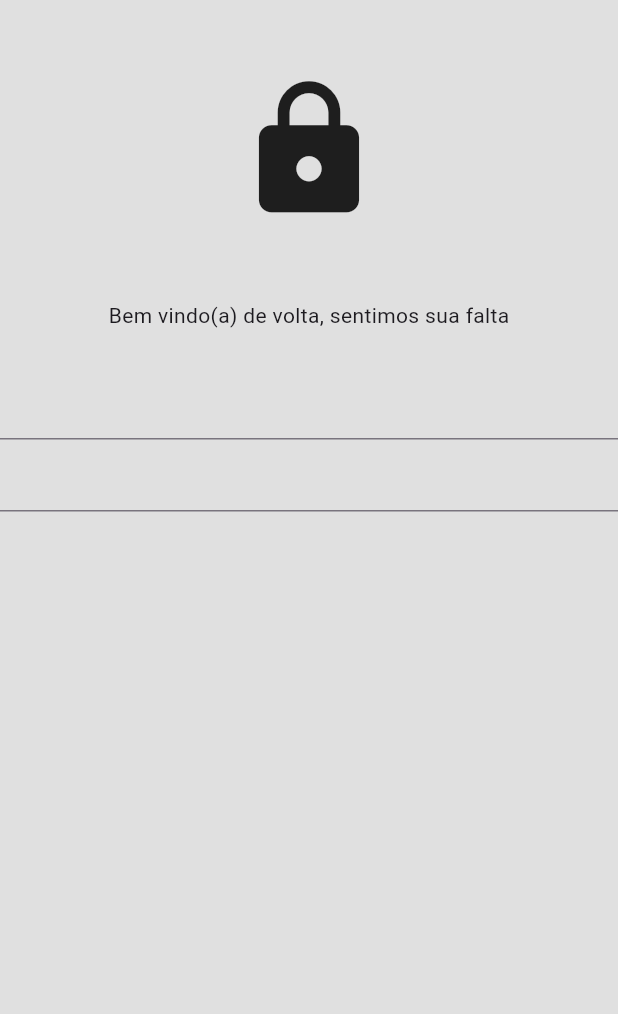
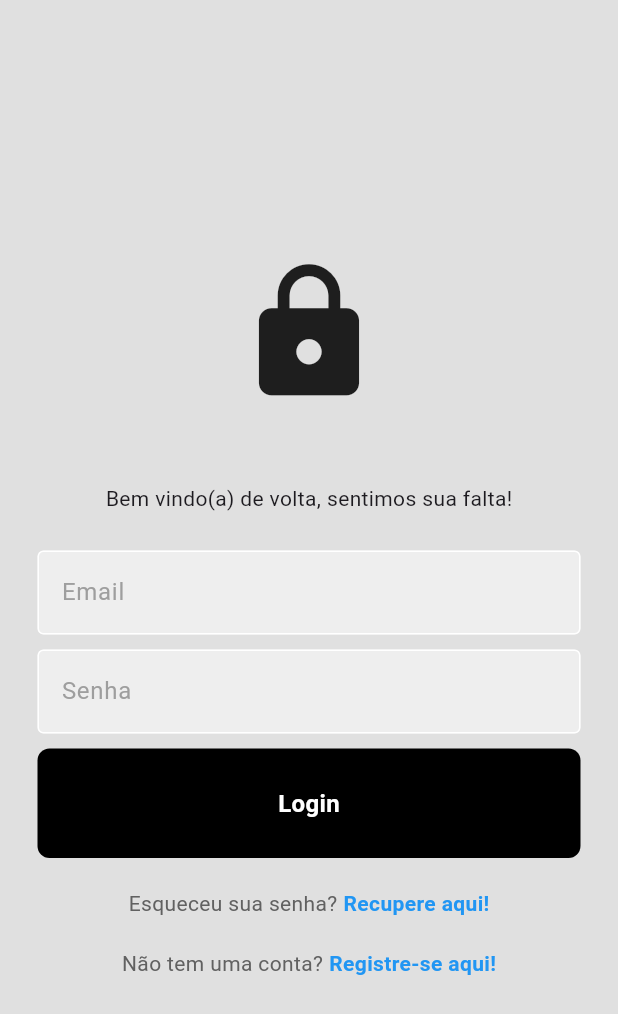
Before and after one commit to kauantorrisi/the_wall, a Flutter app: the screen it shows after launch, on a phone screen of 412 x 824 dp. Shown: the top 1014 px of the screen. Run offline on Flutter 3.47's test engine with Material 3 defaults, Android fonts, the phone set to English and light mode, and no system bars.

Commit message:
add login page

```diff
--- /dev/null
+++ b/lib/components/button.dart
@@ -0,0 +1,28 @@
+import 'package:flutter/material.dart';
+
+class MyButton extends StatelessWidget {
+  final Function()? onTap;
+  final String text;
+  const MyButton({super.key, this.onTap, required this.text});
+
+  @override
+  Widget build(BuildContext context) {
+    return Container(
+      padding: const EdgeInsets.all(25),
+      decoration: BoxDecoration(
+        color: Colors.black,
+        borderRadius: BorderRadius.circular(8),
+      ),
+      child: Center(
+        child: Text(
+          text,
+          style: const TextStyle(
+            color: Colors.white,
+            fontWeight: FontWeight.bold,
+            fontSize: 16,
+          ),
+        ),
+      ),
+    );
+  }
+}
--- /dev/null
+++ b/lib/components/row_button.dart
@@ -0,0 +1,37 @@
+import 'package:flutter/material.dart';
+
+class RowButton extends StatelessWidget {
+  final Function()? onTap;
+  final String text;
+  final String textOfButton;
+  const RowButton({
+    super.key,
+    required this.onTap,
+    required this.text,
+    required this.textOfButton,
+  });
+
+  @override
+  Widget build(BuildContext context) {
+    return Padding(
+      padding: const EdgeInsets.only(top: 20),
+      child: Row(
+        mainAxisAlignment: MainAxisAlignment.center,
+        children: [
+          Text(text, style: TextStyle(color: Colors.grey[700])),
+          const SizedBox(width: 4),
+          GestureDetector(
+            onTap: onTap,
+            child: Text(
+              textOfButton,
+              style: const TextStyle(
+                fontWeight: FontWeight.bold,
+                color: Colors.blue,
+              ),
+            ),
+          ),
+        ],
+      ),
+    );
+  }
+}
--- a/lib/components/text_field.dart
+++ b/lib/components/text_field.dart
@@ -1,10 +1,34 @@
 import 'package:flutter/material.dart';
 
 class MyTextField extends StatelessWidget {
-  const MyTextField({super.key});
+  final TextEditingController controller;
+  final String hintText;
+  final bool obscureText;
+
+  const MyTextField({
+    super.key,
+    required this.controller,
+    required this.hintText,
+    required this.obscureText,
+  });
 
   @override
   Widget build(BuildContext context) {
-    return const TextField();
+    return TextField(
+      controller: controller,
+      obscureText: obscureText,
+      decoration: InputDecoration(
+        enabledBorder: const OutlineInputBorder(
+          borderSide: BorderSide(color: Colors.white),
+        ),
+        focusedBorder: const OutlineInputBorder(
+          borderSide: BorderSide(color: Colors.white),
+        ),
+        filled: true,
+        fillColor: Colors.grey.shade200,
+        hintText: hintText,
+        hintStyle: TextStyle(color: Colors.grey[500]),
+      ),
+    );
   }
 }
--- a/lib/pages/login_page.dart
+++ b/lib/pages/login_page.dart
@@ -1,4 +1,7 @@
 import 'package:flutter/material.dart';
+
+import 'package:the_wall/components/button.dart';
+import 'package:the_wall/components/row_button.dart';
 import 'package:the_wall/components/text_field.dart';
 
 class LoginPage extends StatefulWidget {
@@ -9,36 +12,72 @@ class LoginPage extends StatefulWidget {
 }
 
 class _LoginPageState extends State<LoginPage> {
+  final TextEditingController textEmailController = TextEditingController();
+  final TextEditingController textPasswordController = TextEditingController();
+
   @override
   Widget build(BuildContext context) {
     return Scaffold(
       backgroundColor: Colors.grey[300],
-      body: const SafeArea(
+      body: SafeArea(
         child: Center(
+          child: Padding(
+            padding: const EdgeInsets.symmetric(horizontal: 25),
             child: Column(
+              mainAxisAlignment: MainAxisAlignment.center,
               children: [
                 // logo
-              SizedBox(height: 50),
-              Icon(
+                const Icon(
                   Icons.lock,
                   size: 100,
                 ),
 
+                const SizedBox(height: 50),
+
                 // welcome back message
-              SizedBox(height: 50),
-              Text("Bem vindo(a) de volta, sentimos sua falta"),
-              SizedBox(height: 25),
+                const Text("Bem vindo(a) de volta, sentimos sua falta!"),
+
+                const SizedBox(height: 25),
 
                 // email textfield
-              MyTextField(),
+                MyTextField(
+                  controller: textEmailController,
+                  hintText: 'Email',
+                  obscureText: false,
+                ),
+
+                const SizedBox(height: 10),
 
                 // password textfield
-              MyTextField(),
+                MyTextField(
+                  controller: textPasswordController,
+                  hintText: 'Senha',
+                  obscureText: true,
+                ),
+
+                const SizedBox(height: 10),
 
                 // sign in button
+                MyButton(
+                  text: 'Login',
+                  onTap: () {},
+                ),
+
+                // forget password
+                RowButton(
+                  onTap: () {},
+                  text: 'Esqueceu sua senha?',
+                  textOfButton: 'Recupere aqui!',
+                ),
 
                 // go to register page
+                RowButton(
+                  onTap: () {},
+                  text: 'Não tem uma conta?',
+                  textOfButton: 'Registre-se aqui!',
+                ),
               ],
+            ),
           ),
         ),
       ),
```
Lines whose indentation alone changed are shown as unchanged.
